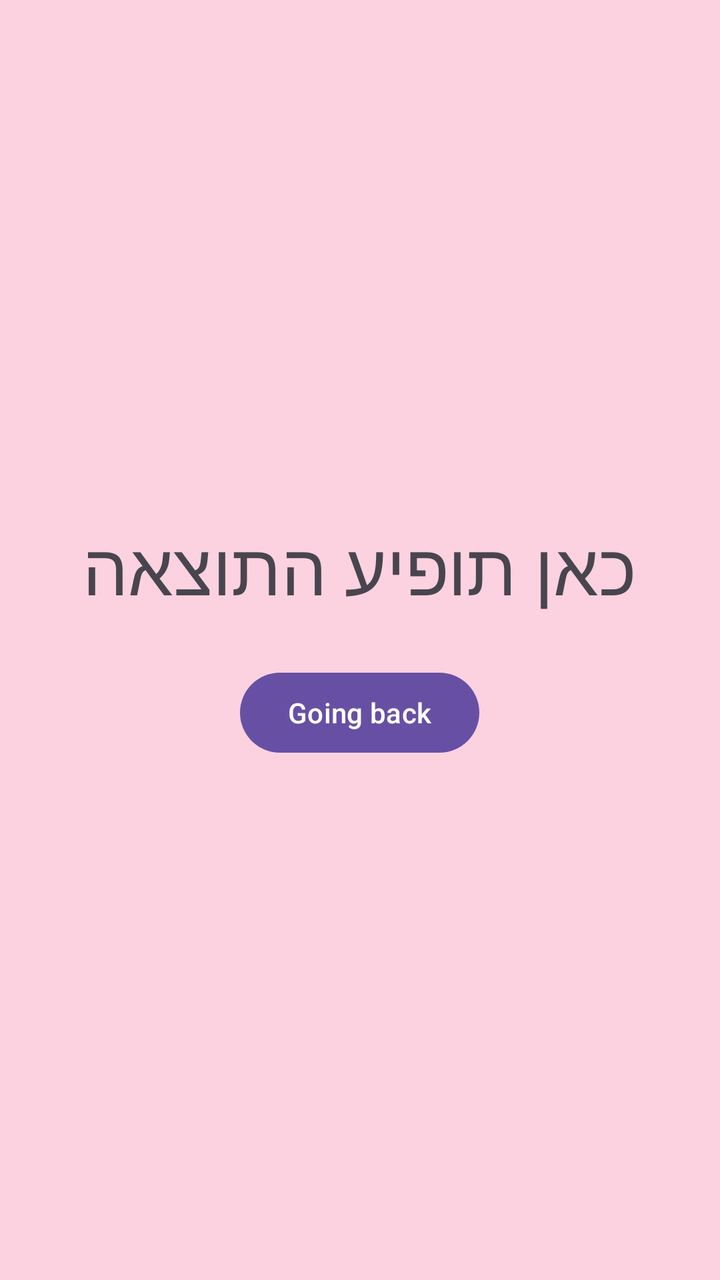
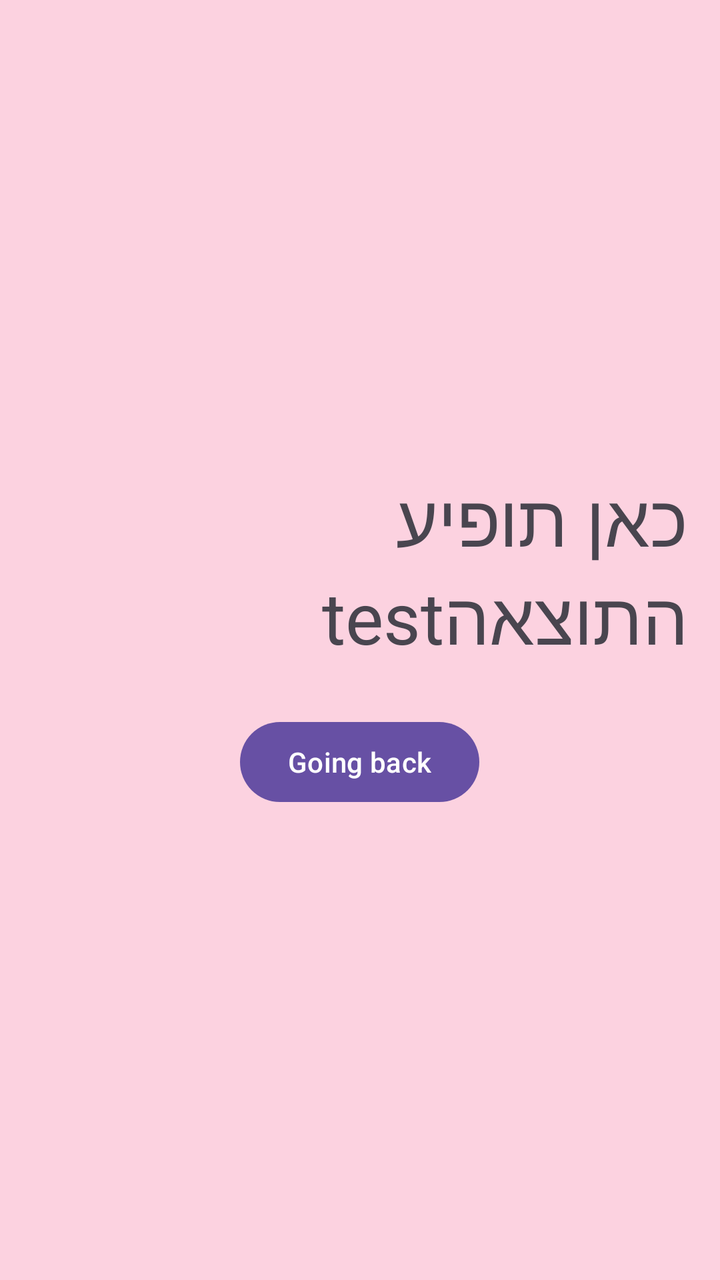

An Android layout rendered at two revisions. The XML below is the earlier revision; the diff shows what the commit changed to produce the second picture.
<!-- AndroidManifest.xml: application theme Theme.TorFQUIZ -->
<!-- res/layout/activity_result.xml -->
<?xml version="1.0" encoding="utf-8"?>
<LinearLayout xmlns:android="http://schemas.android.com/apk/res/android"
    android:id="@+id/main"
    android:layout_width="match_parent"
    android:layout_height="match_parent"
    android:background="@color/bg_color"
    android:gravity="center"
    android:orientation="vertical"
    android:padding="16dp">

    <TextView
        android:id="@+id/tvResult"
        android:layout_width="wrap_content"
        android:layout_height="wrap_content"
        android:text="כאן תופיע התוצאה"
        android:textSize="36sp" />

    <Button
        android:id="@+id/btnBack"
        android:layout_width="wrap_content"
        android:layout_height="wrap_content"
        android:layout_marginTop="24dp"
        android:text="Going back" />

</LinearLayout>
<!-- resources referenced by this layout -->
<resources>
  <color name="bg_color">#26F20032</color>
  <style name="Theme.TorFQUIZ" parent="Base.Theme.TorFQUIZ" />
  <style name="Base.Theme.TorFQUIZ" parent="Theme.Material3.DayNight.NoActionBar">
          
          
      </style>
</resources>

<!-- the commit's change to res/layout/activity_result.xml (unified diff, before → after) -->
@@ -12,7 +12,7 @@
         android:id="@+id/tvResult"
         android:layout_width="wrap_content"
         android:layout_height="wrap_content"
-        android:text="כאן תופיע התוצאה"
+        android:text="כאן תופיע התוצאהtest "
         android:textSize="36sp" />
 
     <Button
